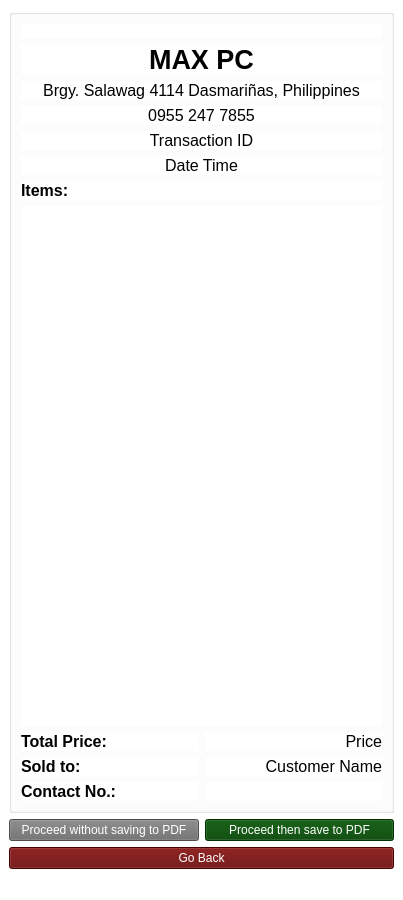
Qt form Receipt.ui (Aenan05/MAXPC) before a commit.
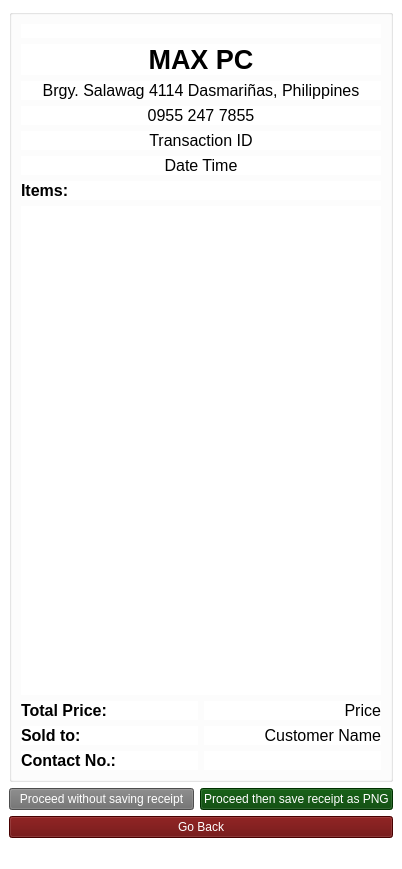
The same form after that commit. Icons and pictures are not drawn.

Commit message: 053123 1456 print receipt update

```diff
--- a/Receipt.ui
+++ b/Receipt.ui
@@ -6,8 +6,8 @@
    <rect>
     <x>0</x>
     <y>0</y>
-    <width>403</width>
-    <height>900</height>
+    <width>402</width>
+    <height>869</height>
    </rect>
   </property>
   <property name="windowTitle">
@@ -273,7 +273,7 @@
 color: rgb(255, 255, 255);</string>
         </property>
         <property name="text">
-         <string>Proceed without saving to PDF</string>
+         <string>Proceed without saving receipt</string>
         </property>
        </widget>
       </item>
@@ -284,7 +284,7 @@
 color: rgb(255, 255, 255);</string>
         </property>
         <property name="text">
-         <string>Proceed then save to PDF</string>
+         <string>Proceed then save receipt as PNG</string>
         </property>
        </widget>
       </item>
```
Left out of the diff: 2 changed lines with no effect on the pictures. The commit also changes 4 other files.
